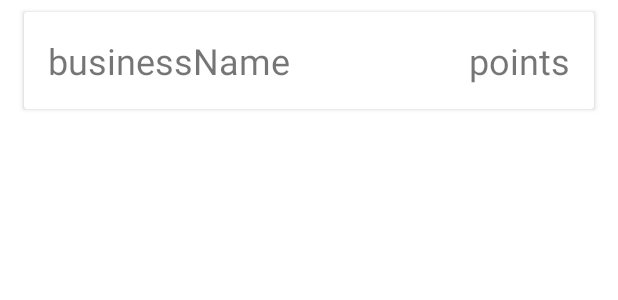
After one commit to andrewthebare/FoodFinderApp, an Android app: the layout saved_business_list_item.xml on its own in the app's theme, with its tools: preview values and no code run, on a phone screen of 412 x 824 dp. The commit adds this screen. Shown: the top 300 px of the screen. Run offline under Robolectric (Android 15) with nearby library versions, the phone set to English and light mode, and no system bars.

Commit message:
Added recyclerview to saved business page

```diff
--- a/app/build.gradle
+++ b/app/build.gradle
@@ -39,5 +39,6 @@ dependencies {
     androidTestImplementation 'androidx.test.espresso:espresso-core:3.3.0'
     implementation 'com.google.android.material:material:1.1.0-alpha10'
     implementation 'com.google.android.gms:play-services-maps:16.0.0'
+    implementation 'androidx.recyclerview:recyclerview-selection:1.0.0'
 
 }
--- /dev/null
+++ b/app/src/main/res/layout/saved_business_list_item.xml
@@ -0,0 +1,51 @@
+<?xml version="1.0" encoding="utf-8"?>
+<androidx.constraintlayout.widget.ConstraintLayout xmlns:android="http://schemas.android.com/apk/res/android"
+    xmlns:app="http://schemas.android.com/apk/res-auto"
+    xmlns:tools="http://schemas.android.com/tools"
+    android:layout_width="match_parent"
+    android:layout_height="wrap_content">
+
+    <androidx.cardview.widget.CardView
+        android:layout_width="match_parent"
+        android:layout_height="wrap_content"
+        android:layout_marginStart="16dp"
+        android:layout_marginTop="8dp"
+        android:layout_marginEnd="16dp"
+        android:layout_marginBottom="8dp"
+        app:layout_constraintBottom_toBottomOf="parent"
+        app:layout_constraintEnd_toEndOf="parent"
+        app:layout_constraintStart_toStartOf="parent"
+        app:layout_constraintTop_toTopOf="parent">
+
+        <androidx.constraintlayout.widget.ConstraintLayout
+            android:layout_width="match_parent"
+            android:layout_height="wrap_content">
+
+            <TextView
+                android:id="@+id/listItemBusinessNameTV"
+                android:layout_width="wrap_content"
+                android:layout_height="wrap_content"
+                android:layout_marginStart="16dp"
+                android:layout_marginTop="16dp"
+                android:layout_marginBottom="16dp"
+                android:text="businessName"
+                android:textSize="24sp"
+                app:layout_constraintBottom_toBottomOf="parent"
+                app:layout_constraintStart_toStartOf="parent"
+                app:layout_constraintTop_toTopOf="parent" />
+
+            <TextView
+                android:id="@+id/listItemPointsTV"
+                android:layout_width="wrap_content"
+                android:layout_height="wrap_content"
+                android:layout_marginTop="16dp"
+                android:layout_marginEnd="16dp"
+                android:layout_marginBottom="16dp"
+                android:text="points"
+                android:textSize="24sp"
+                app:layout_constraintBottom_toBottomOf="parent"
+                app:layout_constraintEnd_toEndOf="parent"
+                app:layout_constraintTop_toTopOf="parent" />
+        </androidx.constraintlayout.widget.ConstraintLayout>
+    </androidx.cardview.widget.CardView>
+</androidx.constraintlayout.widget.ConstraintLayout>
```
Also changed, not shown: app/src/main/java/com/example/foodfinderapp/Business.java (+16 -5 lines), app/src/main/java/com/example/foodfinderapp/BusinessActivity.java (+17 -17 lines), app/src/main/java/com/example/foodfinderapp/MainActivity.java (+6 -6 lines), app/src/main/java/com/example/foodfinderapp/ProfileFragment.java (+15 -35 lines), app/src/main/java/com/example/foodfinderapp/SavedBusinessesFragment.java (+101 -40 lines), app/src/main/res/layout/fragment_saved_businesses.xml (+11 -7 lines).
